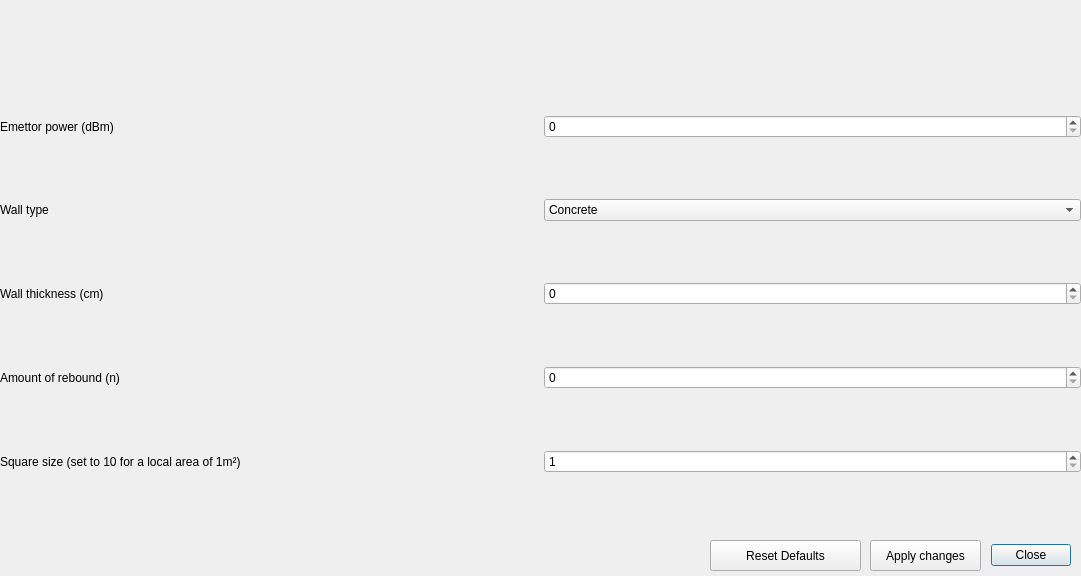
Above: CanyonModel/settings.ui from amatepl/RayTracing2019 before the change. Below: the same form after it.
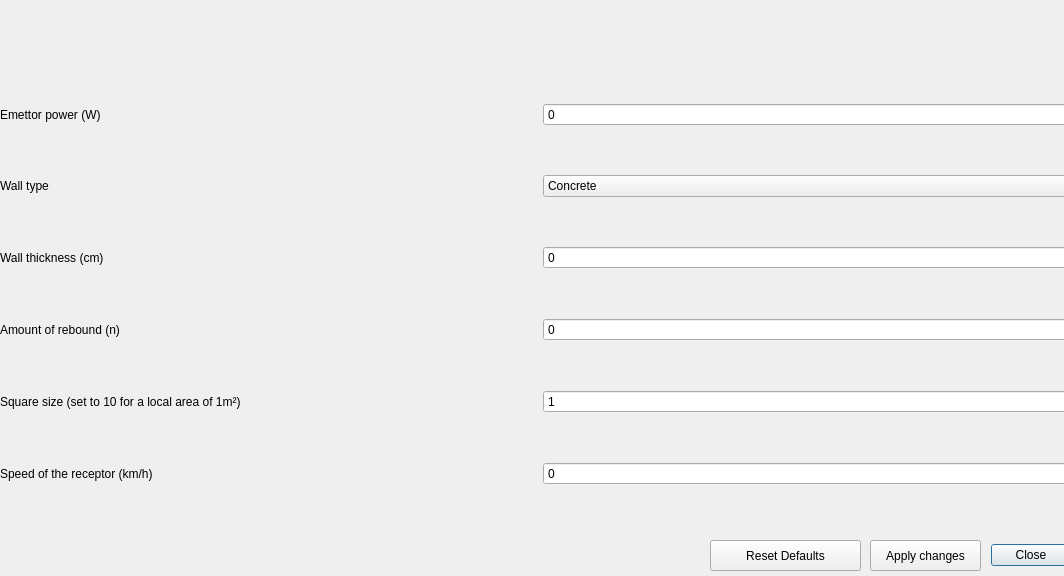
That is the form after the change.

Commit message: Try to put speed for the receptor

The edit to the form file:
```diff
--- a/CanyonModel/settings.ui
+++ b/CanyonModel/settings.ui
@@ -6,7 +6,7 @@
    <rect>
     <x>0</x>
     <y>0</y>
-    <width>1081</width>
+    <width>1064</width>
     <height>576</height>
    </rect>
   </property>
@@ -39,10 +39,13 @@
     </rect>
    </property>
    <layout class="QGridLayout" name="gridLayout">
+    <property name="horizontalSpacing">
+     <number>6</number>
+    </property>
     <item row="1" column="1">
      <widget class="QLabel" name="label_6">
       <property name="text">
-       <string>Emettor power (dBm)</string>
+       <string>Emettor power (W)</string>
       </property>
      </widget>
     </item>
@@ -96,7 +99,7 @@
     <item row="5" column="2">
      <widget class="QSpinBox" name="reboundSpin">
       <property name="maximum">
-       <number>9</number>
+       <number>5</number>
       </property>
      </widget>
     </item>
@@ -124,6 +127,22 @@
       </property>
      </widget>
     </item>
+    <item row="7" column="1">
+     <widget class="QLabel" name="label_5">
+      <property name="maximumSize">
+       <size>
+        <width>537</width>
+        <height>26</height>
+       </size>
+      </property>
+      <property name="text">
+       <string>Speed of the receptor (km/h)</string>
+      </property>
+     </widget>
+    </item>
+    <item row="7" column="2">
+     <widget class="QSpinBox" name="speedSpin"/>
+    </item>
    </layout>
   </widget>
   <widget class="QPushButton" name="resetDefaultsButton">
```
The commit also changes 81 other files.
